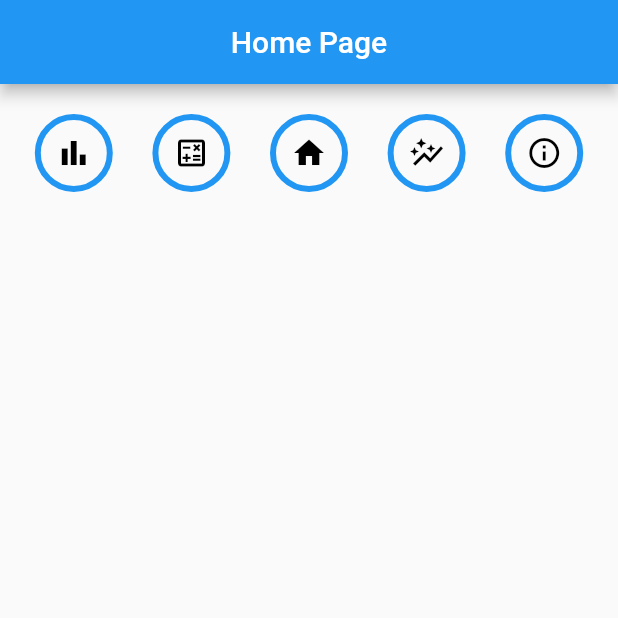
After one commit to noctisbeta/ygo_app, a Flutter app: the HomePage screen opened directly, on a phone screen of 412 x 824 dp, the top half of it. The commit adds this screen. Run offline on Flutter 3.47's test engine with Material 2 defaults, Android fonts, the phone set to English and light mode, and no system bars.

Commit message:
lp page progress

```diff
--- /dev/null
+++ b/ygo_app/lib/home.dart
@@ -0,0 +1,47 @@
+import 'package:flutter/material.dart';
+import 'nav_buttons.dart';
+
+class HomePage extends StatelessWidget {
+  const HomePage({Key? key}) : super(key: key);
+
+  List<Widget> get buttons => const [
+        HomeButton(),
+        CalcButton(),
+        GameButton(),
+        SmallWorldButton(),
+        InfoButton(),
+        ThemeButton()
+      ];
+
+  @override
+  Widget build(BuildContext context) {
+    return Scaffold(
+      appBar: AppBar(
+        title: const Text('Home Page'),
+        centerTitle: true,
+      ),
+      body: Container(
+        margin: const EdgeInsets.all(10),
+        child: Row(
+          children: const [
+            Expanded(
+              child: GameButton(),
+            ),
+            Expanded(
+              child: CalcButton(),
+            ),
+            Expanded(
+              child: HomeButton(),
+            ),
+            Expanded(
+              child: SmallWorldButton(),
+            ),
+            Expanded(
+              child: InfoButton(),
+            ),
+          ],
+        ),
+      ),
+    );
+  }
+}
--- a/ygo_app/lib/main.dart
+++ b/ygo_app/lib/main.dart
@@ -1,5 +1,6 @@
 import 'package:flutter/material.dart';
-import 'calc.dart';
+import 'package:ygo_app/lp_page.dart';
+import 'home.dart';
 
 void main() {
   runApp(MaterialApp(
@@ -10,5 +11,5 @@ void main() {
       darkTheme: ThemeData().copyWith(
         backgroundColor: Colors.black,
       ),
-      home: const CalcPage()));
+      home: const LifePage()));
 }
--- a/ygo_app/lib/my_drawer.dart
+++ b/ygo_app/lib/my_drawer.dart
@@ -1,5 +1,6 @@
 import 'package:flutter/material.dart';
 import 'package:ygo_app/calc.dart';
+import 'home.dart';
 import 'lp_page.dart';
 import 'small_world.dart';
 
@@ -96,7 +97,8 @@ class MyDrawer extends StatelessWidget {
                 splashColor: Theme.of(context).accentColor,
                 highlightColor: Theme.of(context).backgroundColor,
                 borderRadius: BorderRadius.circular(10.0),
-                onTap: () {},
+                onTap: () => Navigator.pushReplacement(context,
+                    MaterialPageRoute(builder: (_) => const HomePage())),
                 child: const Padding(
                   padding: EdgeInsets.all(10),
                   child: Icon(
--- /dev/null
+++ b/ygo_app/lib/nav_buttons.dart
@@ -0,0 +1,192 @@
+import 'package:flutter/material.dart';
+import 'calc.dart';
+import 'home.dart';
+import 'info_page.dart';
+import 'lp_page.dart';
+import 'small_world.dart';
+
+class HomeButton extends StatelessWidget {
+  const HomeButton({Key? key}) : super(key: key);
+
+  @override
+  Widget build(BuildContext context) {
+    return Padding(
+      padding: const EdgeInsets.all(10),
+      child: Ink(
+        decoration: BoxDecoration(
+          border: Border.all(color: Theme.of(context).accentColor, width: 4.0),
+          shape: BoxShape.circle,
+        ),
+        child: InkWell(
+          splashColor: Theme.of(context).accentColor,
+          highlightColor: Theme.of(context).backgroundColor,
+          borderRadius: BorderRadius.circular(10.0),
+          onTap: () => Navigator.pushReplacement(
+              context, MaterialPageRoute(builder: (_) => const HomePage())),
+          child: const Padding(
+            padding: EdgeInsets.all(10),
+            child: Icon(
+              Icons.home,
+              color: Colors.black,
+            ),
+          ),
+        ),
+      ),
+    );
+  }
+}
+
+class CalcButton extends StatelessWidget {
+  const CalcButton({Key? key}) : super(key: key);
+
+  @override
+  Widget build(BuildContext context) {
+    return Padding(
+      padding: const EdgeInsets.all(10),
+      child: Ink(
+        decoration: BoxDecoration(
+          border: Border.all(color: Theme.of(context).accentColor, width: 4.0),
+          shape: BoxShape.circle,
+        ),
+        child: InkWell(
+          splashColor: Theme.of(context).accentColor,
+          highlightColor: Theme.of(context).backgroundColor,
+          borderRadius: BorderRadius.circular(10.0),
+          onTap: () => Navigator.pushReplacement(
+              context, MaterialPageRoute(builder: (_) => const CalcPage())),
+          child: const Padding(
+            padding: EdgeInsets.all(10),
+            child: Icon(
+              Icons.calculate_outlined,
+              color: Colors.black,
+            ),
+          ),
+        ),
+      ),
+    );
+  }
+}
+
+class GameButton extends StatelessWidget {
+  const GameButton({Key? key}) : super(key: key);
+
+  @override
+  Widget build(BuildContext context) {
+    return Padding(
+      padding: const EdgeInsets.all(10),
+      child: Ink(
+        decoration: BoxDecoration(
+          border: Border.all(color: Theme.of(context).accentColor, width: 4.0),
+          shape: BoxShape.circle,
+        ),
+        child: InkWell(
+          splashColor: Theme.of(context).accentColor,
+          highlightColor: Theme.of(context).backgroundColor,
+          borderRadius: BorderRadius.circular(10.0),
+          onTap: () => Navigator.pushReplacement(
+              context, MaterialPageRoute(builder: (_) => const LifePage())),
+          child: const Padding(
+            padding: EdgeInsets.all(10),
+            child: Icon(
+              Icons.bar_chart,
+              color: Colors.black,
+            ),
+          ),
+        ),
+      ),
+    );
+  }
+}
+
+class SmallWorldButton extends StatelessWidget {
+  const SmallWorldButton({Key? key}) : super(key: key);
+
+  @override
+  Widget build(BuildContext context) {
+    return Padding(
+      padding: const EdgeInsets.all(10),
+      child: Ink(
+        decoration: BoxDecoration(
+          border: Border.all(color: Theme.of(context).accentColor, width: 4.0),
+          shape: BoxShape.circle,
+        ),
+        child: InkWell(
+          splashColor: Theme.of(context).accentColor,
+          highlightColor: Theme.of(context).backgroundColor,
+          borderRadius: BorderRadius.circular(10.0),
+          onTap: () => Navigator.pushReplacement(context,
+              MaterialPageRoute(builder: (_) => const SmallWorldPage())),
+          child: const Padding(
+            padding: EdgeInsets.all(10),
+            child: Icon(
+              Icons.auto_graph,
+              color: Colors.black,
+            ),
+          ),
+        ),
+      ),
+    );
+  }
+}
+
+class InfoButton extends StatelessWidget {
+  const InfoButton({Key? key}) : super(key: key);
+
+  @override
+  Widget build(BuildContext context) {
+    return Padding(
+      padding: const EdgeInsets.all(10),
+      child: Ink(
+        decoration: BoxDecoration(
+          border: Border.all(color: Theme.of(context).accentColor, width: 4.0),
+          shape: BoxShape.circle,
+        ),
+        child: InkWell(
+          focusColor: Colors.red,
+          splashColor: Theme.of(context).accentColor,
+          highlightColor: Theme.of(context).backgroundColor,
+          borderRadius: BorderRadius.circular(10.0),
+          onTap: () => Navigator.pushReplacement(
+              context, MaterialPageRoute(builder: (_) => const InfoPage())),
+          child: const Padding(
+            padding: EdgeInsets.all(10),
+            child: Icon(
+              Icons.info_outline,
+              color: Colors.black,
+            ),
+          ),
+        ),
+      ),
+    );
+  }
+}
+
+class ThemeButton extends StatelessWidget {
+  const ThemeButton({Key? key}) : super(key: key);
+
+  @override
+  Widget build(BuildContext context) {
+    return Padding(
+      padding: const EdgeInsets.all(10),
+      child: Ink(
+        decoration: BoxDecoration(
+          border: Border.all(color: Theme.of(context).accentColor, width: 4.0),
+          shape: BoxShape.circle,
+        ),
+        child: InkWell(
+          splashColor: Theme.of(context).accentColor,
+          highlightColor: Theme.of(context).backgroundColor,
+          borderRadius: BorderRadius.circular(10.0),
+          onTap: () {},
+          child: const Padding(
+            padding: EdgeInsets.all(10),
+            child: Icon(
+              Icons.dark_mode_outlined,
+              color: Colors.black,
+            ),
+          ),
+        ),
+      ),
+    );
+  }
+}
```
Also changed, not shown: ygo_app/lib/info_page.dart (added, +17 -0 lines), ygo_app/lib/lp_page.dart (+106 -14 lines).
